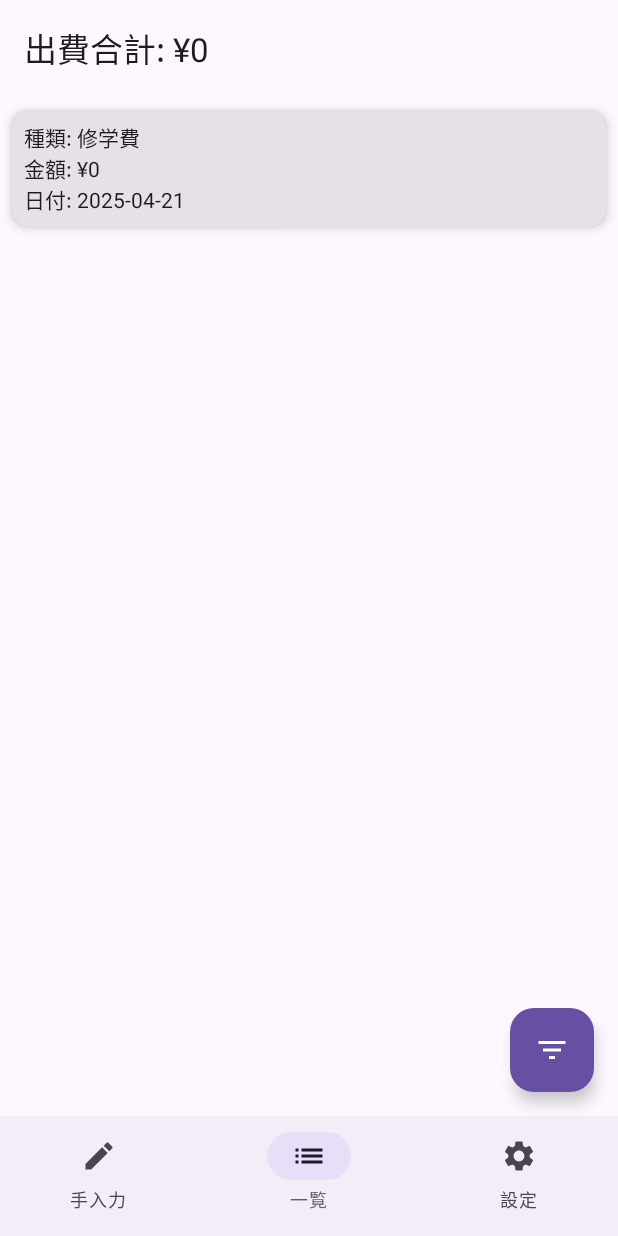
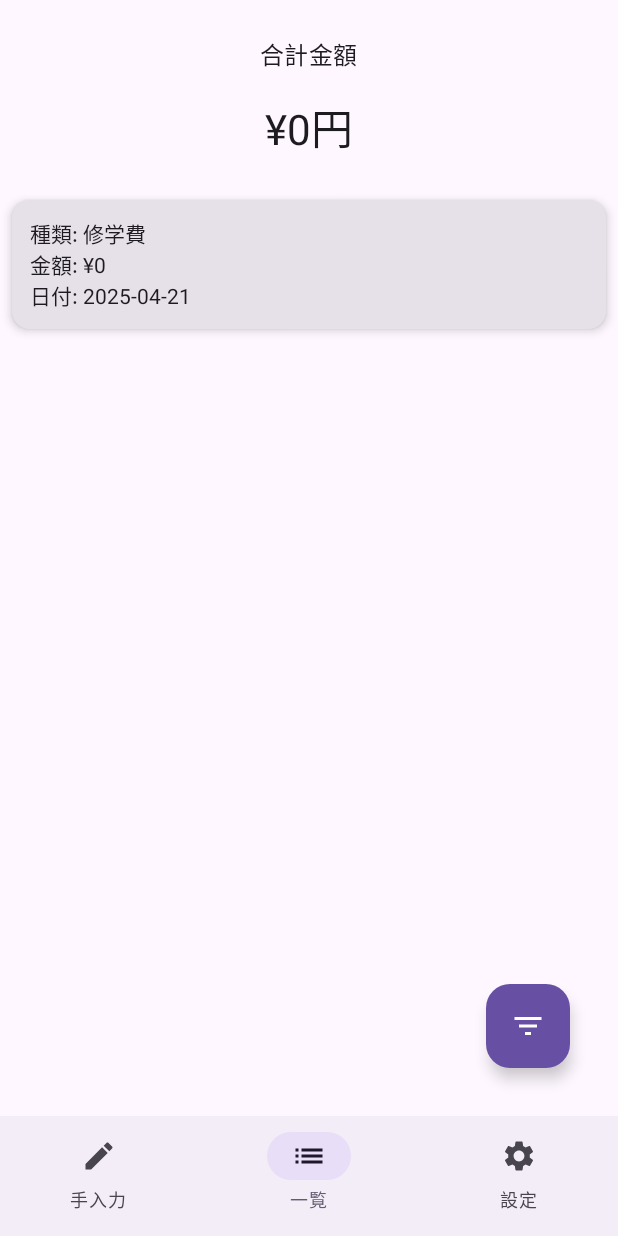
Before and after one commit to Nemukemo/DELDELRecord, an Android app built with Jetpack Compose: the ExpenseListScreen screen opened through its navigation route, on a phone screen of 412 x 824 dp. Run offline under Robolectric (Android 15) with nearby library versions, the phone set to English and light mode, and no system bars; our stand-ins replace Room's generated code, livedata-compose.

Commit message:
ExpenseListScreenを更新し、合計金額の表示を改善、フィルターボタンをFABに変更 FABはもともとあったものをScaffoldに組み込んだ レイアウトは暫定的にいいがいつかLazyColumnとNavBottomとの間にある余白をつぶしたい

```diff
--- a/app/src/main/java/com/example/deldelrecord/ui/Screen/ExpenseListScreen.kt
+++ b/app/src/main/java/com/example/deldelrecord/ui/Screen/ExpenseListScreen.kt
@@ -1,9 +1,11 @@
 package com.example.deldelrecord.ui.screens
 
+import androidx.compose.foundation.background
 import androidx.compose.foundation.clickable
 import androidx.compose.foundation.layout.*
 import androidx.compose.foundation.lazy.LazyColumn
 import androidx.compose.foundation.lazy.items
+import androidx.compose.foundation.lazy.itemsIndexed
 import androidx.compose.foundation.selection.toggleable
 import androidx.compose.foundation.text.KeyboardOptions
 import androidx.compose.material.icons.Icons
@@ -37,27 +39,62 @@ fun ExpenseListScreen(
     var showDateDialog by remember { mutableStateOf(false) }
     var showDateRangeDialog by remember { mutableStateOf(false) }
 
-    Column(modifier = Modifier.fillMaxSize()) {
-        // Display total amount
     val totalAmount = expenses.sumOf { it.amount }
+
+    Scaffold(
+        floatingActionButton = {
+            FloatingActionButton(
+                onClick = { showFilterDialog = (true) },
+                containerColor = MaterialTheme.colorScheme.primary,
+                contentColor = Color.White,
+                modifier = Modifier.padding(16.dp)
+            ) {
+                Icon(Icons.Default.FilterList, contentDescription = "フィルター")
+            }
+        }
+    ) { innerPadding ->
+        Column(
+            modifier = Modifier
+                .fillMaxSize()
+                .padding(innerPadding)
+                .padding(horizontal = 8.dp),
+            horizontalAlignment = Alignment.CenterHorizontally
+        ) {
+            // ラベル
             Text(
-            text = "出費合計: ¥$totalAmount",
+                text = "合計金額",
                 modifier = Modifier
-                .fillMaxWidth()
-                .padding(16.dp),
-            style = MaterialTheme.typography.titleLarge,
+                    .padding(top = 24.dp, bottom = 8.dp),
+                style = MaterialTheme.typography.titleMedium
+            )
+
+            // 金額表示
+            Text(
+                text = "¥${String.format("%,d", totalAmount)}円",
+                style = MaterialTheme.typography.headlineMedium,
+                modifier = Modifier
+                    .padding(vertical = 8.dp, horizontal = 16.dp)
             )
 
             // 出費リスト
-        LazyColumn(modifier = Modifier.fillMaxSize()) {
-            items(expenses) { expense ->
+            LazyColumn(
+                modifier = Modifier
+                    .fillMaxWidth()
+                    .weight(1f)
+                    .padding(top = 16.dp)
+            ) {
+                itemsIndexed(expenses) { index, expense ->
+                    val isLast = index == expenses.lastIndex
                     Card(
                         modifier = Modifier
                             .fillMaxWidth()
-                        .padding(8.dp),
+                            .padding(
+                                top = 4.dp,
+                                bottom = if (isLast) 0.dp else 4.dp // 最後の項目だけ bottom 0
+                            ),
                         elevation = CardDefaults.cardElevation(4.dp)
                     ) {
-                    Column(modifier = Modifier.padding(8.dp)) {
+                        Column(modifier = Modifier.padding(12.dp)) {
                             Text("種類: ${expense.type}")
                             Text("金額: ¥${expense.amount}")
                             Text("日付: ${expense.date}")
@@ -65,23 +102,10 @@ fun ExpenseListScreen(
                     }
                 }
             }
+
+        }
     }
 
-    // Floating Action Button for filter
-    Box(
-        modifier = Modifier.fillMaxSize(),
-        contentAlignment = Alignment.BottomEnd
-    ) {
-        FloatingActionButton(
-            onClick = { showFilterDialog = true },
-            containerColor = MaterialTheme.colorScheme.primary,
-            contentColor = Color.White,
-            modifier = Modifier
-                .padding(16.dp)
-        ) {
-            Icon(Icons.Default.FilterList, contentDescription = "フィルター")
-        }
-    }
 
     // Filter dialog
     if (showFilterDialog) {
@@ -91,7 +115,6 @@ fun ExpenseListScreen(
             text = {
                 Column(modifier = Modifier.fillMaxWidth()) {
                     FilterCardOption("金額の上限／下限") {
-                        // Handle filter options
                         showFilterDialog = false
                         showAmountDialog = true
                     }
@@ -330,8 +353,8 @@ fun FilterCardOption(label: String, onClick: () -> Unit) {
 }
 
 //ToDo: 絞り込みのボタンの日付フィルター関連のボタンをDEMOであったカレンダーから選ぶデザインに変える
-//TODO；合計金額を中央上(ヘッダー下)に表示する
-//TODO：絞り込みボタンをFABにする
 //ToDO：ダイアログ表示方法をボタン押して遷移ではなく全てダイアログ上に表示されるようにする
 //TODO：日付関連をカレンダーに変更する(なのでカレンダーだけはボタン残しておく形にするもしくは一番上に表示する)
 //TODO：ダイアログ内にリセットボタンの追加
+
+//TODO:LazyColumnとNavBottomとの間にある余白をつぶしたい(優先度低め)
```
Lines whose indentation alone changed are shown as unchanged.
